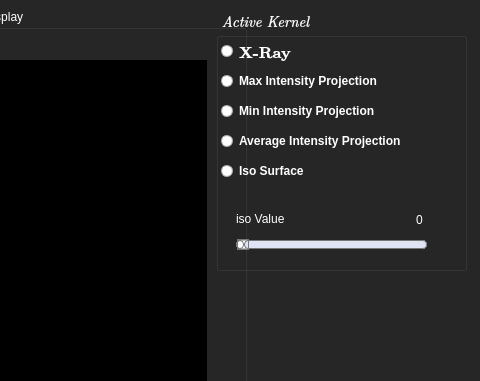
Qt form src/apps/release/RenderingWindow_Gui.ui (EslamAdel/OpenCLParallelRendering) before a commit; both pictures show x 604 to 1084 and y 0 to 381 of the 1084 by 694 pixel window.
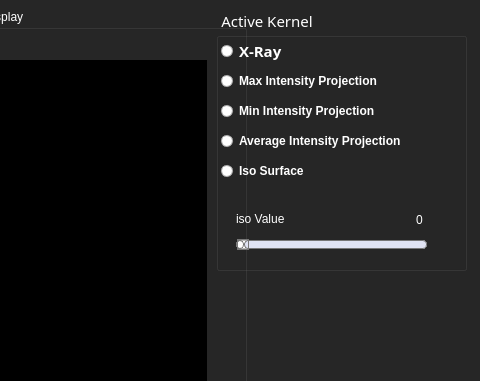
The same form after that commit. The open tabs and pages were chosen to show the change. Custom widgets are drawn as their Qt base class.

Commit message: Return the fontgit statusgit statusgit statusgit status!

Patch:
```diff
--- a/src/apps/release/RenderingWindow_Gui.ui
+++ b/src/apps/release/RenderingWindow_Gui.ui
@@ -2510,10 +2510,10 @@
     </property>
     <property name="font">
      <font>
-      <family>Latin Modern Roman</family>
+      <family>Ubuntu Condensed</family>
       <pointsize>11</pointsize>
       <weight>50</weight>
-      <italic>true</italic>
+      <italic>false</italic>
       <bold>false</bold>
      </font>
     </property>
@@ -2584,10 +2584,10 @@
      </property>
      <property name="font">
       <font>
-       <family>Latin Modern Roman</family>
+       <family>Ubuntu Condensed</family>
        <pointsize>11</pointsize>
        <weight>50</weight>
-       <italic>true</italic>
+       <italic>false</italic>
        <bold>false</bold>
       </font>
      </property>
```
Left out of the diff: 22 changed lines with no effect on the pictures.
